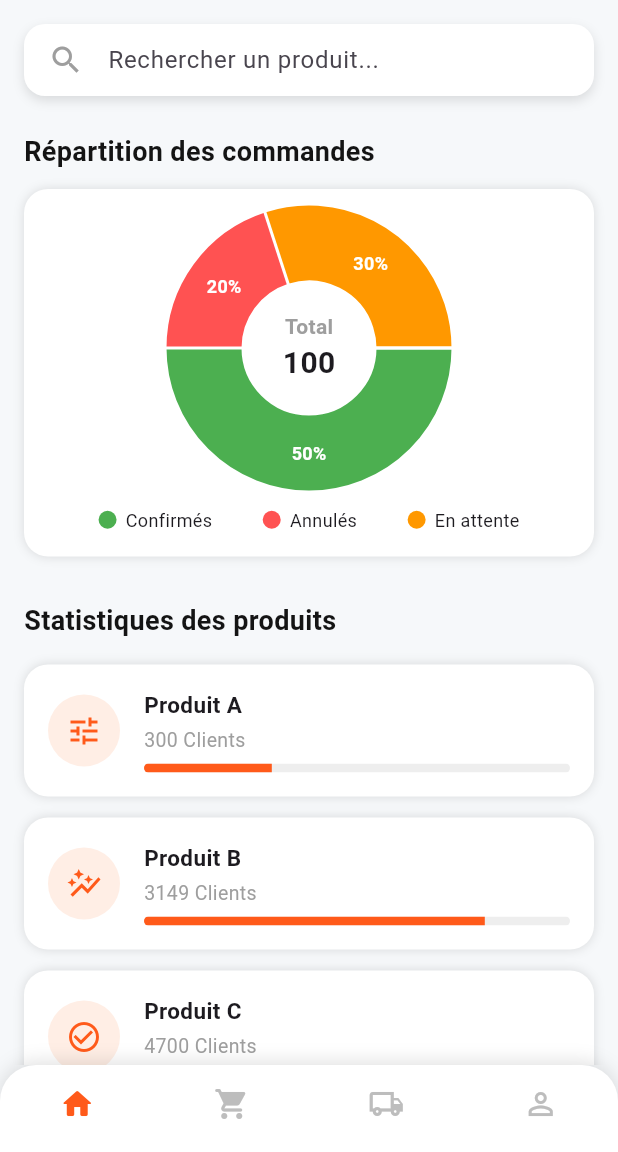
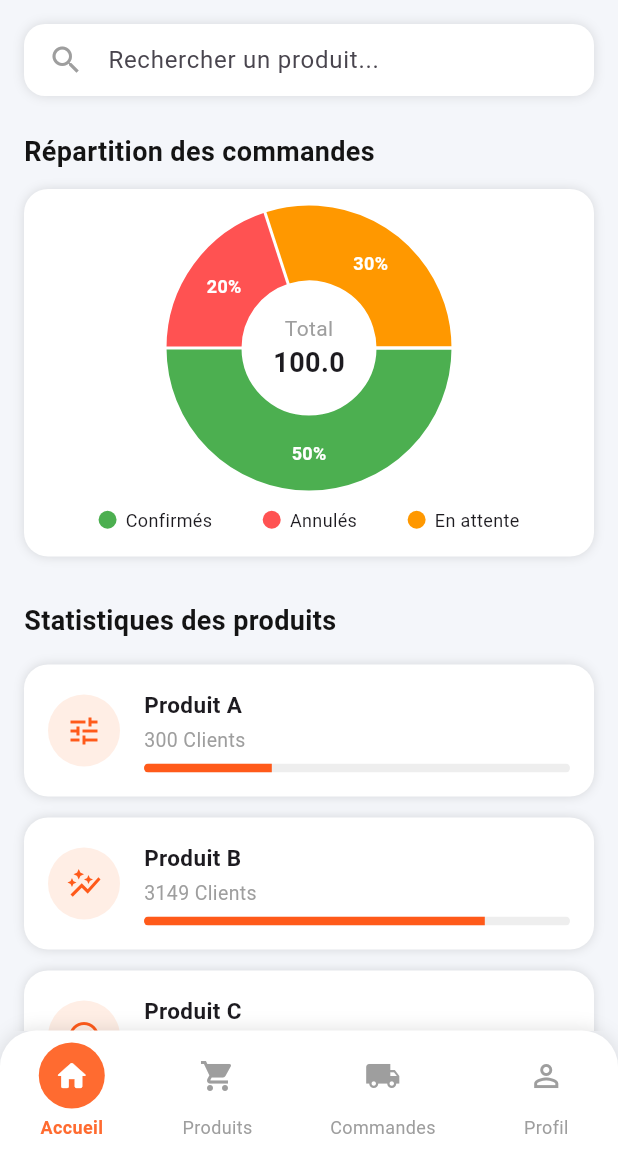
Before and after one commit to elfiwalid/automation_app_mobile, a Flutter app: the DashboardPage screen opened directly, on a phone screen of 412 x 824 dp, the part 84-1236 px from its top. Run offline on Flutter 3.47's test engine with Material 3 defaults, Android fonts, the light colour scheme and no system bars; drawn by our look-alikes of fl_chart; our stand-ins replace device_preview; Roboto replaces fonts that are missing (Arial).

Commit message:
page dashboard

```diff
--- a/lib/pages/dashboard_page.dart
+++ b/lib/pages/dashboard_page.dart
@@ -1,18 +1,33 @@
+import 'package:ecommerce_app/pages/produit_page.dart';
 import 'package:flutter/material.dart';
 import 'package:fl_chart/fl_chart.dart';
 
-class DashboardPage extends StatelessWidget {
+class DashboardPage extends StatefulWidget {
   const DashboardPage({super.key});
+
+  @override
+  State<DashboardPage> createState() => _DashboardPageState();
+}
+
+class _DashboardPageState extends State<DashboardPage> {
+  int _currentIndex = 0;
+
+  final List<Map<String, dynamic>> _navItems = [
+    {'icon': Icons.home_rounded, 'label': 'Accueil'},
+    {'icon': Icons.shopping_cart, 'label': 'Produits'},
+    {'icon': Icons.local_shipping, 'label': 'Commandes'},
+    {'icon': Icons.person_outline, 'label': 'Profil'},
+  ];
 
   @override
   Widget build(BuildContext context) {
     return Scaffold(
-      backgroundColor: const Color(0xFFF6F8FA),
+      backgroundColor: const Color(0xFFF4F6FA),
       appBar: AppBar(
         backgroundColor: Colors.transparent,
         elevation: 0,
-        leading: Padding(
-          padding: const EdgeInsets.only(left: 16.0),
+        leading: const Padding(
+          padding: EdgeInsets.only(left: 16.0),
           child: CircleAvatar(
             backgroundImage: AssetImage("assets/logo.png"),
           ),
@@ -25,8 +40,7 @@ class DashboardPage extends StatelessWidget {
                     color: Color(0xFF141414),
                     fontWeight: FontWeight.bold,
                     fontSize: 16)),
-            Text("Admin",
-                style: TextStyle(color: Colors.grey, fontSize: 12)),
+            Text("Admin", style: TextStyle(color: Colors.grey, fontSize: 12)),
           ],
         ),
         actions: const [
@@ -36,12 +50,33 @@ class DashboardPage extends StatelessWidget {
           SizedBox(width: 12),
         ],
       ),
-      body: SingleChildScrollView(
+      body: _buildBody(),
+      bottomNavigationBar: _buildBottomBar(),
+    );
+  }
+
+  Widget _buildBody() {
+    switch (_currentIndex) {
+      case 0:
+        return _buildDashboardContent();
+      case 1:
+        return ProduitPage();
+      case 2:
+        return const Center(child: Text('Commandes'));
+      case 3:
+        return const Center(child: Text('Profil'));
+      default:
+        return const SizedBox.shrink();
+    }
+  }
+
+  Widget _buildDashboardContent() {
+    return SingleChildScrollView(
       padding: const EdgeInsets.all(16),
       child: Column(
         crossAxisAlignment: CrossAxisAlignment.start,
         children: [
-            _searchBar(),
+          _buildSearchBar(),
           const SizedBox(height: 24),
           const Text("Répartition des commandes",
               style: TextStyle(
@@ -62,20 +97,16 @@ class DashboardPage extends StatelessWidget {
           _statItem("Produit C", "4700 Clients", 1.0, Icons.check_circle_outline),
         ],
       ),
-      ),
-      bottomNavigationBar: _bottomBar(),
     );
   }
 
-  Widget _searchBar() {
+  Widget _buildSearchBar() {
     return Container(
       padding: const EdgeInsets.symmetric(horizontal: 16),
       decoration: BoxDecoration(
         color: Colors.white,
         borderRadius: BorderRadius.circular(14),
-        boxShadow: [
-          BoxShadow(color: Colors.black12, blurRadius: 6, offset: Offset(0, 3)),
-        ],
+        boxShadow: const [BoxShadow(color: Colors.black12, blurRadius: 6)],
       ),
       child: const TextField(
         decoration: InputDecoration(
@@ -88,19 +119,17 @@ class DashboardPage extends StatelessWidget {
   }
 
   Widget _buildPieChart() {
-    final int confirmed = 50;
-    final int cancelled = 20;
-    final int pending = 30;
-    final int total = confirmed + cancelled + pending;
+    final confirmed = 50.0;
+    final cancelled = 20.0;
+    final pending = 30.0;
+    final total = confirmed + cancelled + pending;
 
     return Container(
       padding: const EdgeInsets.all(16),
       decoration: BoxDecoration(
         color: Colors.white,
         borderRadius: BorderRadius.circular(16),
-        boxShadow: const [
-          BoxShadow(color: Colors.black12, blurRadius: 5),
-        ],
+        boxShadow: const [BoxShadow(color: Colors.black12, blurRadius: 5)],
       ),
       child: Column(
         children: [
@@ -115,54 +144,47 @@ class DashboardPage extends StatelessWidget {
                     sections: [
                       PieChartSectionData(
                         color: Colors.green,
-                        value: confirmed.toDouble(),
-                        title: '${((confirmed / total) * 100).toInt()}%',
+                        value: confirmed,
+                        title: '${(confirmed / total * 100).toInt()}%',
                         radius: 50,
                         titleStyle: const TextStyle(
+                            fontWeight: FontWeight.bold,
                             fontSize: 12,
-                            fontWeight: FontWeight.bold,
                             color: Colors.white),
                       ),
                       PieChartSectionData(
                         color: Colors.redAccent,
-                        value: cancelled.toDouble(),
-                        title: '${((cancelled / total) * 100).toInt()}%',
+                        value: cancelled,
+                        title: '${(cancelled / total * 100).toInt()}%',
                         radius: 50,
                         titleStyle: const TextStyle(
+                            fontWeight: FontWeight.bold,
                             fontSize: 12,
-                            fontWeight: FontWeight.bold,
                             color: Colors.white),
                       ),
                       PieChartSectionData(
                         color: Colors.orange,
-                        value: pending.toDouble(),
-                        title: '${((pending / total) * 100).toInt()}%',
+                        value: pending,
+                        title: '${(pending / total * 100).toInt()}%',
                         radius: 50,
                         titleStyle: const TextStyle(
+                            fontWeight: FontWeight.bold,
                             fontSize: 12,
-                            fontWeight: FontWeight.bold,
                             color: Colors.white),
                       ),
                     ],
                     centerSpaceColor: Colors.white,
-                    pieTouchData: PieTouchData(enabled: false),
                   ),
                 ),
                 Center(
                   child: Column(
                     mainAxisAlignment: MainAxisAlignment.center,
                     children: [
-                      const Text("Total",
-                          style: TextStyle(
-                              fontWeight: FontWeight.bold,
-                              fontSize: 14,
-                              color: Colors.grey)),
-                      Text("$total",
-                          style: const TextStyle(
-                              fontSize: 20, fontWeight: FontWeight.bold)),
+                      const Text("Total", style: TextStyle(color: Colors.grey)),
+                      Text("$total", style: const TextStyle(fontSize: 18, fontWeight: FontWeight.bold)),
                     ],
                   ),
-                )
+                ),
               ],
             ),
           ),
@@ -201,12 +223,9 @@ class DashboardPage extends StatelessWidget {
             child: Column(
               crossAxisAlignment: CrossAxisAlignment.start,
               children: [
-                Text(title,
-                    style: const TextStyle(
-                        fontWeight: FontWeight.bold, fontSize: 15)),
+                Text(title, style: const TextStyle(fontWeight: FontWeight.bold, fontSize: 15)),
                 const SizedBox(height: 4),
-                Text(subtitle,
-                    style: const TextStyle(color: Colors.grey, fontSize: 13)),
+                Text(subtitle, style: const TextStyle(color: Colors.grey, fontSize: 13)),
                 const SizedBox(height: 6),
                 ClipRRect(
                   borderRadius: BorderRadius.circular(6),
@@ -225,32 +244,47 @@ class DashboardPage extends StatelessWidget {
     );
   }
 
-  Widget _bottomBar() {
+  Widget _buildBottomBar() {
     return Container(
+      padding: const EdgeInsets.symmetric(vertical: 8),
+      decoration: const BoxDecoration(
+        color: Colors.white,
+        borderRadius: BorderRadius.only(topLeft: Radius.circular(24), topRight: Radius.circular(24)),
+        boxShadow: [BoxShadow(color: Colors.black12, blurRadius: 10)],
+      ),
+      child: Row(
+        mainAxisAlignment: MainAxisAlignment.spaceAround,
+        children: List.generate(_navItems.length, (index) {
+          final bool isSelected = _currentIndex == index;
+          return GestureDetector(
+            onTap: () => setState(() => _currentIndex = index),
+            child: Column(
+              mainAxisSize: MainAxisSize.min,
+              children: [
+                Container(
                   decoration: BoxDecoration(
-        color: Colors.white,
-        borderRadius: const BorderRadius.only(
-          topLeft: Radius.circular(24),
-          topRight: Radius.circular(24),
+                    shape: BoxShape.circle,
+                    color: isSelected ? const Color.fromARGB(255, 255, 107, 48) : Colors.transparent,
                   ),
-        boxShadow: const [
-          BoxShadow(color: Colors.black12, blurRadius: 10, offset: Offset(0, -2)),
+                  padding: const EdgeInsets.all(10),
+                  child: Icon(
+                    _navItems[index]['icon'],
+                    color: isSelected ? Colors.white : Colors.grey,
+                  ),
+                ),
+                const SizedBox(height: 4),
+                Text(
+                  _navItems[index]['label'],
+                  style: TextStyle(
+                    fontSize: 12,
+                    color: isSelected ? const Color.fromARGB(255, 255, 107, 48) : Colors.grey,
+                    fontWeight: isSelected ? FontWeight.bold : FontWeight.normal,
+                  ),
+                ),
               ],
             ),
-      child: BottomNavigationBar(
-        backgroundColor: Colors.transparent,
-        elevation: 0,
-        selectedItemColor: const Color(0xFFFF5A1A),
-        unselectedItemColor: Colors.grey[400],
-        showSelectedLabels: false,
-        showUnselectedLabels: false,
-        type: BottomNavigationBarType.fixed,
-        items: const [
-          BottomNavigationBarItem(icon: Icon(Icons.home_rounded), label: ""),
-          BottomNavigationBarItem(icon: Icon(Icons.shopping_cart_rounded), label: ""),
-          BottomNavigationBarItem(icon: Icon(Icons.local_shipping_outlined), label: ""),
-          BottomNavigationBarItem(icon: Icon(Icons.person_outline), label: ""),
-        ],
+          );
+        }),
       ),
     );
   }
@@ -270,10 +304,7 @@ class _LegendItem extends StatelessWidget {
           width: 12,
           height: 12,
           margin: const EdgeInsets.only(right: 6),
-          decoration: BoxDecoration(
-            color: color,
-            shape: BoxShape.circle,
-          ),
+          decoration: BoxDecoration(color: color, shape: BoxShape.circle),
         ),
         Text(label, style: const TextStyle(fontSize: 12)),
       ],
```
Also changed, not shown: lib/pages/produit_page.dart (added, +112 -0 lines). Lines whose indentation alone changed are shown as unchanged.
